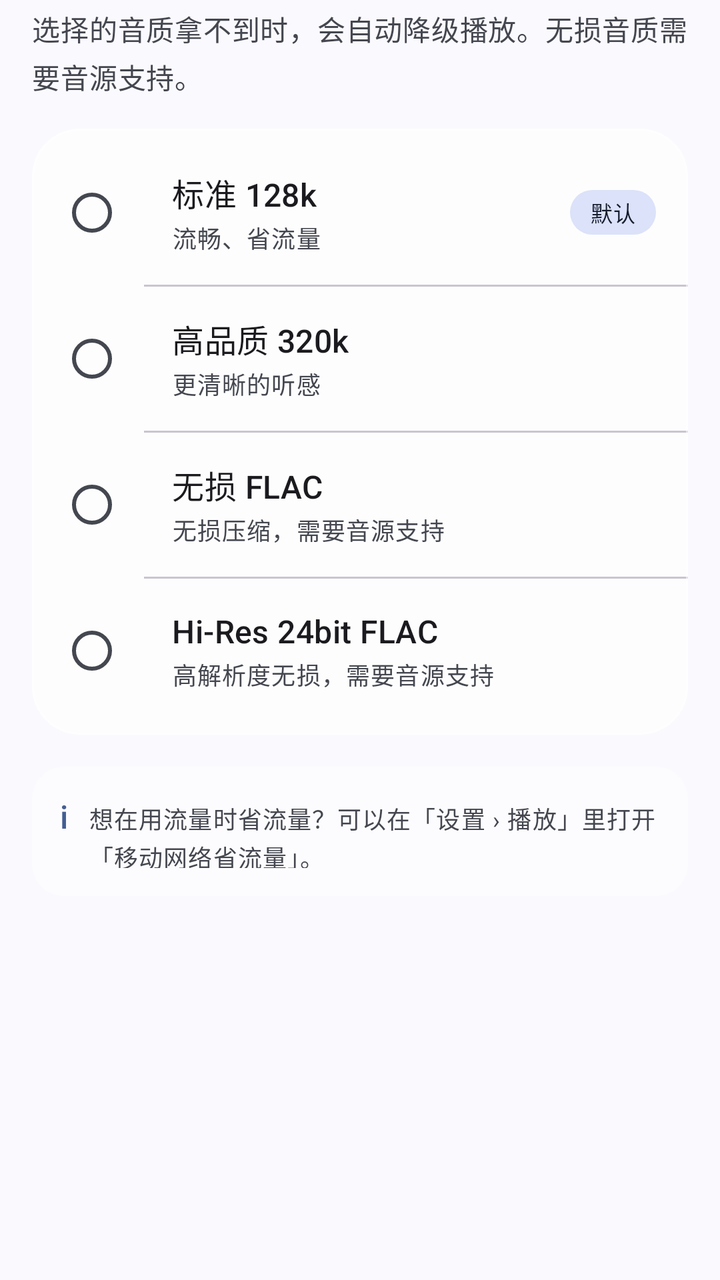
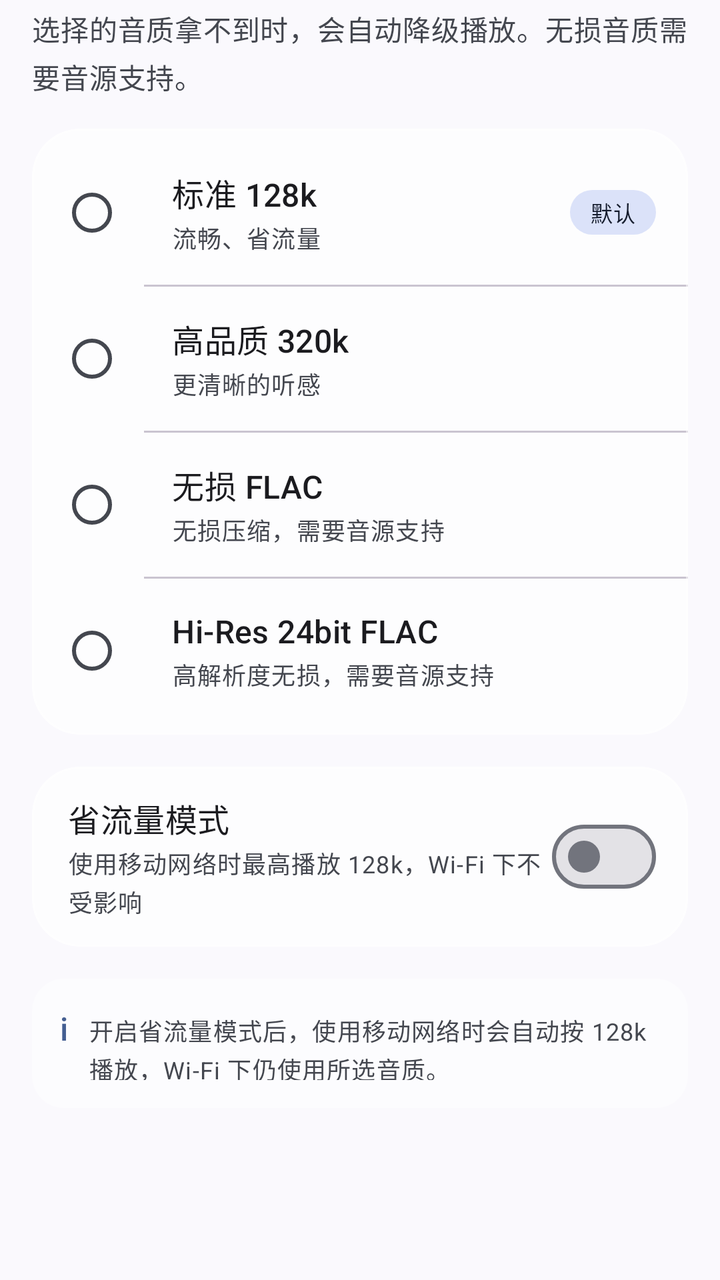

Screens rendered from an Android XML layout before and after an edit, with the pre-edit source and the edit as a unified diff.
<!-- AndroidManifest.xml: application theme Theme.QYMusic -->
<!-- res/layout/fragment_quality.xml -->
<?xml version="1.0" encoding="utf-8"?>
<layout xmlns:android="http://schemas.android.com/apk/res/android"
    xmlns:app="http://schemas.android.com/apk/res-auto">

    <androidx.core.widget.NestedScrollView
        android:layout_width="match_parent"
        android:layout_height="match_parent"
        android:fillViewport="true"
        android:overScrollMode="never">

        <LinearLayout
            android:layout_width="match_parent"
            android:layout_height="wrap_content"
            android:orientation="vertical"
            android:paddingStart="16dp"
            android:paddingTop="4dp"
            android:paddingEnd="16dp"
            android:paddingBottom="28dp">

            <TextView
                android:layout_width="match_parent"
                android:layout_height="wrap_content"
                android:lineSpacingExtra="3dp"
                android:text="选择的音质拿不到时，会自动降级播放。无损音质需要音源支持。"
                android:textAppearance="@style/TextAppearance.Material3.BodyMedium"
                android:textColor="?attr/colorOnSurfaceVariant" />

            <com.google.android.material.card.MaterialCardView
                style="@style/Widget.Material3.CardView.Filled"
                android:layout_width="match_parent"
                android:layout_height="wrap_content"
                android:layout_marginTop="16dp"
                app:cardBackgroundColor="@color/glass_card"
                app:cardCornerRadius="24dp"
                app:cardElevation="0dp"
                app:contentPadding="0dp"
                app:strokeColor="@color/glass_stroke"
                app:strokeWidth="1dp">

                <RadioGroup
                    android:id="@+id/group_quality"
                    android:layout_width="match_parent"
                    android:layout_height="wrap_content"
                    android:orientation="vertical"
                    android:paddingTop="6dp"
                    android:paddingBottom="6dp">

                    <LinearLayout
                        android:layout_width="match_parent"
                        android:layout_height="wrap_content"
                        android:gravity="center_vertical"
                        android:minHeight="72dp"
                        android:orientation="horizontal"
                        android:paddingStart="14dp"
                        android:paddingEnd="16dp">

                        <RadioButton
                            android:id="@+id/rb_standard"
                            android:layout_width="wrap_content"
                            android:layout_height="wrap_content"
                            android:buttonTint="?attr/colorPrimary"
                            android:clickable="false"
                            android:focusable="false" />

                        <LinearLayout
                            android:layout_width="0dp"
                            android:layout_height="wrap_content"
                            android:layout_marginStart="8dp"
                            android:layout_weight="1"
                            android:orientation="vertical">

                            <TextView
                                android:layout_width="match_parent"
                                android:layout_height="wrap_content"
                                android:text="标准 128k"
                                android:textAppearance="@style/TextAppearance.Material3.TitleMedium" />

                            <TextView
                                android:layout_width="match_parent"
                                android:layout_height="wrap_content"
                                android:layout_marginTop="2dp"
                                android:text="流畅、省流量"
                                android:textAppearance="@style/TextAppearance.Material3.BodySmall"
                                android:textColor="?attr/colorOnSurfaceVariant" />

                        </LinearLayout>

                        <TextView
                            android:layout_width="wrap_content"
                            android:layout_height="wrap_content"
                            android:background="@drawable/bg_badge"
                            android:paddingStart="10dp"
                            android:paddingTop="3dp"
                            android:paddingEnd="10dp"
                            android:paddingBottom="3dp"
                            android:text="默认"
                            android:textAppearance="@style/TextAppearance.Material3.LabelSmall"
                            android:textColor="?attr/colorOnSecondaryContainer" />

                    </LinearLayout>

                    <View
                        android:layout_width="match_parent"
                        android:layout_height="1dp"
                        android:layout_marginStart="56dp"
                        android:background="?attr/colorOutlineVariant" />

                    <LinearLayout
                        android:layout_width="match_parent"
                        android:layout_height="wrap_content"
                        android:gravity="center_vertical"
                        android:minHeight="72dp"
                        android:orientation="horizontal"
                        android:paddingStart="14dp"
                        android:paddingEnd="16dp">

                        <RadioButton
                            android:id="@+id/rb_high"
                            android:layout_width="wrap_content"
                            android:layout_height="wrap_content"
                            android:buttonTint="?attr/colorPrimary"
                            android:clickable="false"
                            android:focusable="false" />

                        <LinearLayout
                            android:layout_width="0dp"
                            android:layout_height="wrap_content"
                            android:layout_marginStart="8dp"
                            android:layout_weight="1"
                            android:orientation="vertical">

                            <TextView
                                android:layout_width="match_parent"
                                android:layout_height="wrap_content"
                                android:text="高品质 320k"
                                android:textAppearance="@style/TextAppearance.Material3.TitleMedium" />

                            <TextView
                                android:layout_width="match_parent"
                                android:layout_height="wrap_content"
                                android:layout_marginTop="2dp"
                                android:text="更清晰的听感"
                                android:textAppearance="@style/TextAppearance.Material3.BodySmall"
                                android:textColor="?attr/colorOnSurfaceVariant" />

                        </LinearLayout>

                    </LinearLayout>

                    <View
                        android:layout_width="match_parent"
                        android:layout_height="1dp"
                        android:layout_marginStart="56dp"
                        android:background="?attr/colorOutlineVariant" />

                    <LinearLayout
                        android:layout_width="match_parent"
                        android:layout_height="wrap_content"
                        android:gravity="center_vertical"
                        android:minHeight="72dp"
                        android:orientation="horizontal"
                        android:paddingStart="14dp"
                        android:paddingEnd="16dp">

                        <RadioButton
                            android:id="@+id/rb_lossless"
                            android:layout_width="wrap_content"
                            android:layout_height="wrap_content"
                            android:buttonTint="?attr/colorPrimary"
                            android:clickable="false"
                            android:focusable="false" />

                        <LinearLayout
                            android:layout_width="0dp"
                            android:layout_height="wrap_content"
                            android:layout_marginStart="8dp"
                            android:layout_weight="1"
                            android:orientation="vertical">

                            <TextView
                                android:layout_width="match_parent"
                                android:layout_height="wrap_content"
                                android:text="无损 FLAC"
                                android:textAppearance="@style/TextAppearance.Material3.TitleMedium" />

                            <TextView
                                android:layout_width="match_parent"
                                android:layout_height="wrap_content"
                                android:layout_marginTop="2dp"
                                android:text="无损压缩，需要音源支持"
                                android:textAppearance="@style/TextAppearance.Material3.BodySmall"
                                android:textColor="?attr/colorOnSurfaceVariant" />

                        </LinearLayout>

                    </LinearLayout>

                    <View
                        android:layout_width="match_parent"
                        android:layout_height="1dp"
                        android:layout_marginStart="56dp"
                        android:background="?attr/colorOutlineVariant" />

                    <LinearLayout
                        android:layout_width="match_parent"
                        android:layout_height="wrap_content"
                        android:gravity="center_vertical"
                        android:minHeight="72dp"
                        android:orientation="horizontal"
                        android:paddingStart="14dp"
                        android:paddingEnd="16dp">

                        <RadioButton
                            android:id="@+id/rb_hires"
                            android:layout_width="wrap_content"
                            android:layout_height="wrap_content"
                            android:buttonTint="?attr/colorPrimary"
                            android:clickable="false"
                            android:focusable="false" />

                        <LinearLayout
                            android:layout_width="0dp"
                            android:layout_height="wrap_content"
                            android:layout_marginStart="8dp"
                            android:layout_weight="1"
                            android:orientation="vertical">

                            <TextView
                                android:layout_width="match_parent"
                                android:layout_height="wrap_content"
                                android:text="Hi-Res 24bit FLAC"
                                android:textAppearance="@style/TextAppearance.Material3.TitleMedium" />

                            <TextView
                                android:layout_width="match_parent"
                                android:layout_height="wrap_content"
                                android:layout_marginTop="2dp"
                                android:text="高解析度无损，需要音源支持"
                                android:textAppearance="@style/TextAppearance.Material3.BodySmall"
                                android:textColor="?attr/colorOnSurfaceVariant" />

                        </LinearLayout>

                    </LinearLayout>

                </RadioGroup>

            </com.google.android.material.card.MaterialCardView>

            <LinearLayout
                android:layout_width="match_parent"
                android:layout_height="wrap_content"
                android:layout_marginTop="16dp"
                android:background="@drawable/bg_mini_tile"
                android:orientation="horizontal"
                android:padding="14dp">

                <TextView
                    android:layout_width="wrap_content"
                    android:layout_height="wrap_content"
                    android:text="i"
                    android:textAppearance="@style/TextAppearance.Material3.TitleMedium"
                    android:textColor="?attr/colorPrimary" />

                <TextView
                    android:layout_width="0dp"
                    android:layout_height="wrap_content"
                    android:layout_marginStart="10dp"
                    android:layout_weight="1"
                    android:lineSpacingExtra="3dp"
                    android:text="想在用流量时省流量？可以在「设置 › 播放」里打开「移动网络省流量」。"
                    android:textAppearance="@style/TextAppearance.Material3.BodySmall"
                    android:textColor="?attr/colorOnSurfaceVariant" />

            </LinearLayout>

        </LinearLayout>

    </androidx.core.widget.NestedScrollView>

</layout>
<!-- resources referenced by this layout -->
<resources>
  <color name="glass_card">#B8FFFFFF</color>
  <color name="glass_stroke">#80FFFFFF</color>
  <!-- drawable bg_badge (drawable) -->
  <?xml version="1.0" encoding="utf-8"?>
  <shape xmlns:android="http://schemas.android.com/apk/res/android"
      android:shape="rectangle">
      <solid android:color="?attr/colorSecondaryContainer" />
      <corners android:radius="999dp" />
  </shape>
  <!-- drawable bg_mini_tile (drawable) -->
  <?xml version="1.0" encoding="utf-8"?>
  <shape xmlns:android="http://schemas.android.com/apk/res/android"
      android:shape="rectangle">
      <solid android:color="#66FFFFFF" />
      <corners android:radius="16dp" />
  </shape>
  <style name="Theme.QYMusic" parent="Theme.Material3.DynamicColors.DayNight.NoActionBar">
          
          <item name="android:statusBarColor">@android:color/transparent</item>
          <item name="android:navigationBarColor">@android:color/transparent</item>
          <item name="android:windowTranslucentStatus">false</item>
          <item name="android:windowLightStatusBar">true</item>
          <item name="android:windowLightNavigationBar" tools:targetApi="27">true</item>
          <item name="android:enforceNavigationBarContrast" tools:targetApi="29">false</item>
          
      </style>
</resources>

<!-- the commit's change to res/layout/fragment_quality.xml (unified diff, before → after) -->
@@ -247,6 +247,62 @@
 
             </com.google.android.material.card.MaterialCardView>
 
+            <com.google.android.material.card.MaterialCardView
+                style="@style/Widget.Material3.CardView.Filled"
+                android:layout_width="match_parent"
+                android:layout_height="wrap_content"
+                android:layout_marginTop="16dp"
+                app:cardBackgroundColor="@color/glass_card"
+                app:cardCornerRadius="24dp"
+                app:cardElevation="0dp"
+                app:contentPadding="0dp"
+                app:strokeColor="@color/glass_stroke"
+                app:strokeWidth="1dp">
+
+                <LinearLayout
+                    android:id="@+id/item_data_saver"
+                    android:layout_width="match_parent"
+                    android:layout_height="wrap_content"
+                    android:background="?attr/selectableItemBackground"
+                    android:gravity="center_vertical"
+                    android:minHeight="72dp"
+                    android:orientation="horizontal"
+                    android:paddingStart="18dp"
+                    android:paddingTop="14dp"
+                    android:paddingEnd="16dp"
+                    android:paddingBottom="14dp">
+
+                    <LinearLayout
+                        android:layout_width="0dp"
+                        android:layout_height="wrap_content"
+                        android:layout_weight="1"
+                        android:orientation="vertical">
+
+                        <TextView
+                            android:layout_width="match_parent"
+                            android:layout_height="wrap_content"
+                            android:text="省流量模式"
+                            android:textAppearance="@style/TextAppearance.Material3.TitleMedium" />
+
+                        <TextView
+                            android:layout_width="match_parent"
+                            android:layout_height="wrap_content"
+                            android:layout_marginTop="2dp"
+                            android:text="使用移动网络时最高播放 128k，Wi-Fi 下不受影响"
+                            android:textAppearance="@style/TextAppearance.Material3.BodySmall"
+                            android:textColor="?attr/colorOnSurfaceVariant" />
+
+                    </LinearLayout>
+
+                    <com.google.android.material.materialswitch.MaterialSwitch
+                        android:id="@+id/switch_data_saver"
+                        android:layout_width="wrap_content"
+                        android:layout_height="wrap_content" />
+
+                </LinearLayout>
+
+            </com.google.android.material.card.MaterialCardView>
+
             <LinearLayout
                 android:layout_width="match_parent"
                 android:layout_height="wrap_content"
@@ -268,7 +324,7 @@
                     android:layout_marginStart="10dp"
                     android:layout_weight="1"
                     android:lineSpacingExtra="3dp"
-                    android:text="想在用流量时省流量？可以在「设置 › 播放」里打开「移动网络省流量」。"
+                    android:text="开启省流量模式后，使用移动网络时会自动按 128k 播放，Wi-Fi 下仍使用所选音质。"
                     android:textAppearance="@style/TextAppearance.Material3.BodySmall"
                     android:textColor="?attr/colorOnSurfaceVariant" />
 
